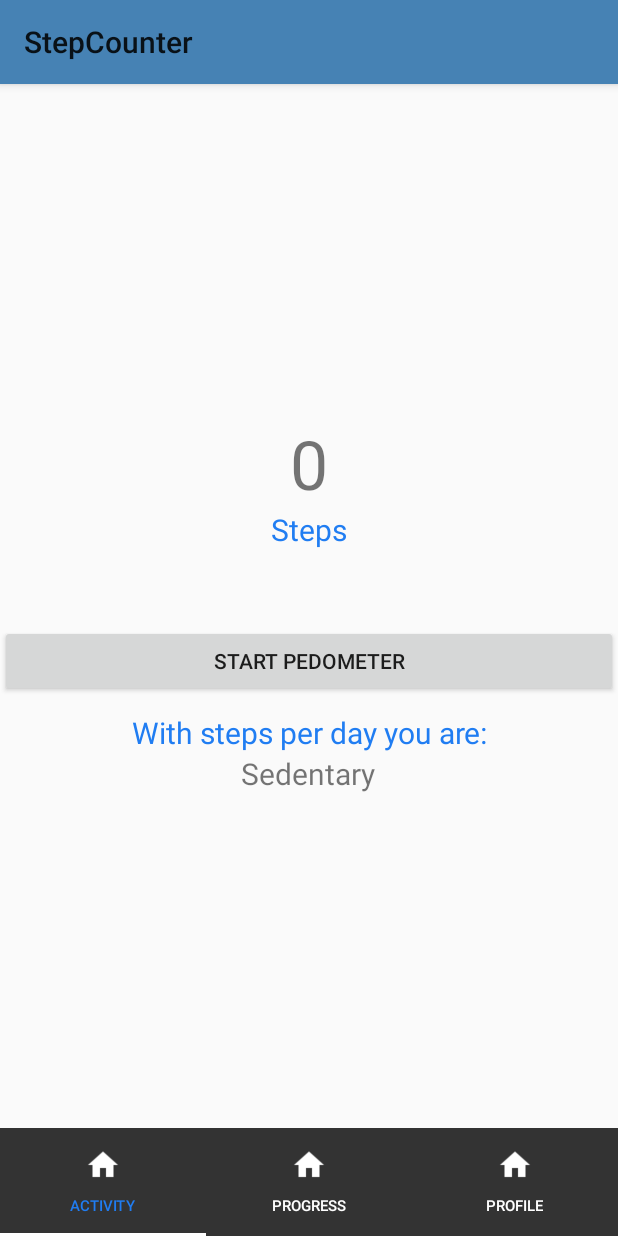
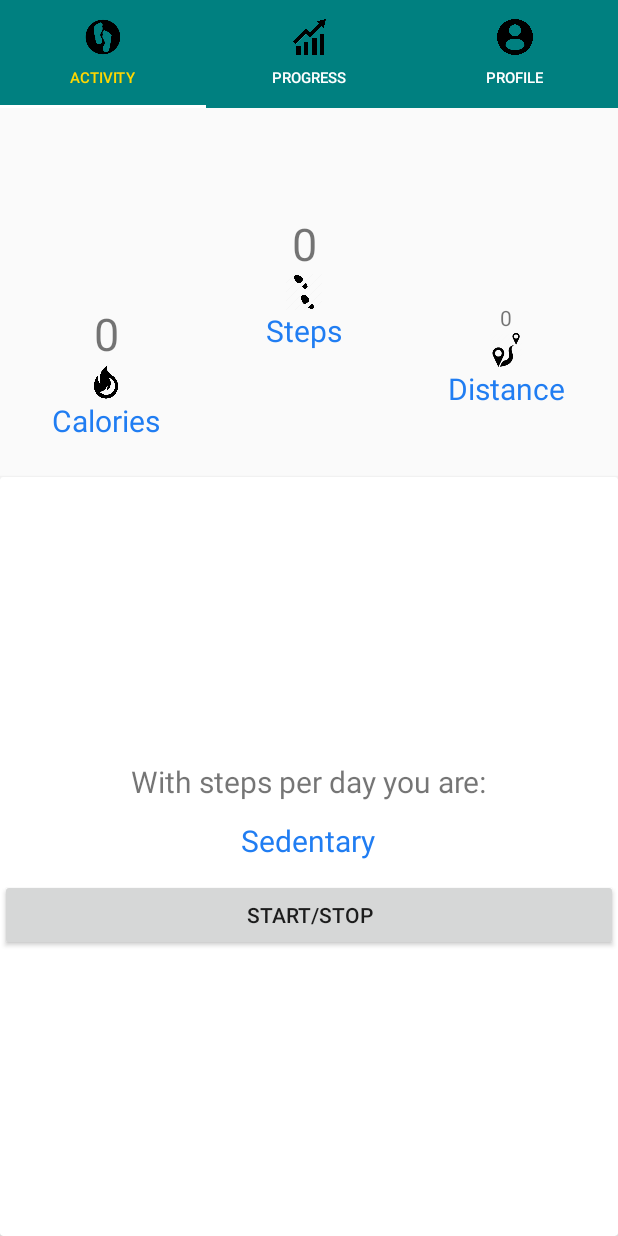
Before and after one commit to vikaspal210/StepCounter, an Android app: the MainActivity screen opened directly, with no data from a screen before it, on a phone screen of 412 x 824 dp. Run offline under Robolectric (Android 15) with nearby library versions, the phone set to English and light mode, and no system bars.

Commit message:
stepFragment, ProgressFragment get new UI.

```diff
--- a/app/src/main/AndroidManifest.xml
+++ b/app/src/main/AndroidManifest.xml
@@ -8,10 +8,11 @@
         android:label="@string/app_name"
         android:roundIcon="@mipmap/ic_launcher_round"
         android:supportsRtl="true"
-        android:theme="@style/Theme.AppCompat.Light.NoActionBar.FullScreen">
+        android:theme="@style/AppTheme.NoTitle">
         <activity
             android:name=".MainActivity"
-            android:screenOrientation="portrait">
+            android:screenOrientation="portrait"
+            android:theme="@style/AppTheme.NoTitle">
             <intent-filter>
                 <action android:name="android.intent.action.MAIN" />
 
--- a/app/src/main/java/com/example/cas/stepcounter/MainActivity.java
+++ b/app/src/main/java/com/example/cas/stepcounter/MainActivity.java
@@ -18,12 +18,12 @@ public class MainActivity extends AppCompatActivity  {
         setContentView(R.layout.activity_main);
 
         //View pager and View pager adapter setting
-        final ViewPager viewPager = (ViewPager) findViewById(R.id.viewpager);
+        final ViewPager viewPager = findViewById(R.id.viewpager);
         StepFragmentPagerAdapter adapter = new StepFragmentPagerAdapter(getSupportFragmentManager());
         viewPager.setAdapter(adapter);
 
         //code for adding TABS
-        tabLayout=(TabLayout)findViewById(R.id.tablayout);
+        tabLayout = findViewById(R.id.tablayout);
         tabLayout.setupWithViewPager(viewPager);
         setupTabIcons();
 
@@ -39,8 +39,8 @@ public class MainActivity extends AppCompatActivity  {
 
     //setting tab icons for images...
     private void setupTabIcons() {
-        tabLayout.getTabAt(0).setIcon(R.drawable.ic_home_white_48dp);
-        tabLayout.getTabAt(1).setIcon(R.drawable.ic_home_white_48dp);
-        tabLayout.getTabAt(2).setIcon(R.drawable.ic_home_white_48dp);
+        tabLayout.getTabAt(0).setIcon(R.drawable.feet);
+        tabLayout.getTabAt(1).setIcon(R.drawable.progress);
+        tabLayout.getTabAt(2).setIcon(R.drawable.profile);
     }
 }
--- a/app/src/main/java/com/example/cas/stepcounter/ProgressFragment.java
+++ b/app/src/main/java/com/example/cas/stepcounter/ProgressFragment.java
@@ -38,9 +38,9 @@ public class ProgressFragment extends Fragment {
         View view = inflater.inflate(R.layout.fragment_progress, container, false);
 
         //initializing Water,BMI Text View
-        waterTextView = (TextView) view.findViewById(R.id.water_textView);
-        bmiTV = (TextView) view.findViewById(R.id.bmi_textView);
-        bmiCategoryTV = (TextView) view.findViewById(R.id.bmi_category_textView);
+        waterTextView = view.findViewById(R.id.water_textView);
+        bmiTV = view.findViewById(R.id.bmi_textView);
+        bmiCategoryTV = view.findViewById(R.id.bmi_category_textView);
 
 
         if (MainActivity.isFirstRun) {
--- a/app/src/main/java/com/example/cas/stepcounter/stepFragment.java
+++ b/app/src/main/java/com/example/cas/stepcounter/stepFragment.java
@@ -18,13 +18,14 @@ import static android.content.Context.SENSOR_SERVICE;
 public class stepFragment extends Fragment implements SensorEventListener, StepListener {
 
     //constants
-    private TextView tview;
+    private TextView tview, calorieTV, distanceTV;
     private Button BtnStart;
 
     private StepDetector simpleStepDetector;
     private SensorManager sensorManager;
     private Sensor accel;
     private int numSteps;
+    private float distance, calorie;
     private Boolean isOff=true;
 
 
@@ -45,8 +46,10 @@ public class stepFragment extends Fragment implements SensorEventListener, StepL
         simpleStepDetector.registerListener(this);
 
         //initialise Text View and Button instances
-        tview = (TextView) view.findViewById(R.id.tv_steps);
-        BtnStart = (Button) view.findViewById(R.id.btn_start);
+        tview = view.findViewById(R.id.tv_steps);
+        calorieTV = view.findViewById(R.id.tv_calories);
+        distanceTV = view.findViewById(R.id.tv_distance);
+        BtnStart = view.findViewById(R.id.btn_start);
 
         //listening for button click
         BtnStart.setOnClickListener(new View.OnClickListener() {
@@ -82,8 +85,10 @@ public class stepFragment extends Fragment implements SensorEventListener, StepL
     @Override
     public void step(long timeNs) {
         numSteps++;
-        int no=numSteps*7;
+        int no = numSteps * 100;
+        distance = no * 8 / 10000;
         tview.setText(no + "");
+        distanceTV.setText(distance + " km");
     }
 
 }
--- a/app/src/main/res/layout/activity_main.xml
+++ b/app/src/main/res/layout/activity_main.xml
@@ -7,21 +7,22 @@
     android:gravity="center"
     android:orientation="vertical"
     tools:context="com.example.cas.stepcounter.MainActivity">
+
+    <android.support.design.widget.TabLayout
+        android:id="@+id/tablayout"
+        android:layout_width="match_parent"
+        android:layout_height="wrap_content"
+        app:tabBackground="@color/Teal"
+        app:tabIndicatorColor="@color/tabText"
+        app:tabSelectedTextColor="@color/Gold"
+        app:tabTextAppearance="@style/MineCustomTabText"
+        app:tabTextColor="@color/tabText" />
+
     <android.support.v4.view.ViewPager
         android:id="@+id/viewpager"
         android:layout_width="match_parent"
         android:layout_height="0dp"
         android:layout_weight="1" />
-    <android.support.design.widget.TabLayout
-        app:tabTextAppearance="@style/MineCustomTabText"
-        android:id="@+id/tablayout"
-        android:layout_width="match_parent"
-        android:layout_height="wrap_content"
-        app:tabBackground="@color/tabColor"
-        app:tabIndicatorColor="@color/tabText"
-        app:tabTextColor="@color/tabText"
-        app:tabSelectedTextColor="@color/colorLightBlueCustom"/>
-
 
 
 </LinearLayout>
--- a/app/src/main/res/layout/fragment_step.xml
+++ b/app/src/main/res/layout/fragment_step.xml
@@ -2,12 +2,57 @@
     xmlns:tools="http://schemas.android.com/tools"
     android:layout_width="match_parent"
     android:layout_height="match_parent"
+    android:layout_marginLeft="12dp"
+    android:layout_marginRight="12dp"
+    android:orientation="vertical"
+    tools:context="com.example.cas.stepcounter.stepFragment">
+
+
+    <LinearLayout
+        android:layout_width="match_parent"
+        android:layout_height="wrap_content"
+        android:layout_marginBottom="24dp"
+        android:layout_marginTop="70dp"
+        android:orientation="horizontal">
+
+        <!--Calories-->
+        <LinearLayout
+            android:layout_width="wrap_content"
+            android:layout_height="wrap_content"
+            android:layout_weight="1"
+            android:orientation="vertical"
+            android:paddingTop="60dp">
+
+            <TextView
+                android:id="@+id/tv_calories"
+                android:layout_width="match_parent"
+                android:layout_height="wrap_content"
                 android:gravity="center"
-    android:orientation="vertical"
-    tools:context="com.example.cas.stepcounter.stepFragment"
-    android:layout_marginLeft="12dp"
-    android:layout_marginRight="12dp">
+                android:text="0"
+                android:textSize="30sp" />
 
+            <ImageView
+                android:layout_width="24dp"
+                android:layout_height="24dp"
+                android:layout_gravity="center"
+                android:src="@drawable/calorie" />
+
+            <TextView
+                android:layout_width="wrap_content"
+                android:layout_height="wrap_content"
+                android:layout_gravity="center"
+                android:text="Calories"
+                android:textColor="@color/colorLightBlueCustom"
+                android:textSize="20sp" />
+
+        </LinearLayout>
+
+        <!--steps-->
+        <LinearLayout
+            android:layout_width="wrap_content"
+            android:layout_height="wrap_content"
+            android:layout_weight="1"
+            android:orientation="vertical">
 
             <TextView
                 android:id="@+id/tv_steps"
@@ -15,37 +60,89 @@
                 android:layout_height="wrap_content"
                 android:gravity="center"
                 android:text="0"
-        android:textSize="45dp" />
+                android:textSize="30sp" />
+
+            <ImageView
+                android:layout_width="24dp"
+                android:layout_height="24dp"
+                android:layout_gravity="center"
+                android:src="@drawable/steps" />
 
             <TextView
                 android:layout_width="wrap_content"
                 android:layout_height="wrap_content"
-        android:layout_marginBottom="50dp"
+                android:layout_gravity="center"
                 android:text="Steps"
                 android:textColor="@color/colorLightBlueCustom"
                 android:textSize="20sp" />
 
-    <Button
-        android:id="@+id/btn_start"
+        </LinearLayout>
+
+        <!--distance-->
+        <LinearLayout
+            android:layout_width="wrap_content"
+            android:layout_height="wrap_content"
+            android:layout_weight="1"
+            android:orientation="vertical"
+            android:paddingTop="60dp">
+
+            <TextView
+                android:id="@+id/tv_distance"
                 android:layout_width="match_parent"
                 android:layout_height="wrap_content"
-        android:text="Start Pedometer" />
+                android:gravity="center"
+                android:text="0" />
+
+            <ImageView
+                android:layout_width="24dp"
+                android:layout_height="24dp"
+                android:layout_gravity="center"
+                android:src="@drawable/distance" />
 
             <TextView
                 android:layout_width="wrap_content"
                 android:layout_height="wrap_content"
-        android:layout_marginTop="10dp"
-        android:gravity="center_horizontal|center_vertical"
+                android:layout_gravity="center"
+                android:text="Distance"
+                android:textColor="@color/colorLightBlueCustom"
+                android:textSize="20sp" />
+
+        </LinearLayout>
+    </LinearLayout>
+
+
+    <android.support.v7.widget.CardView
+        android:layout_width="match_parent"
+        android:layout_height="match_parent">
+
+        <LinearLayout
+            android:layout_width="match_parent"
+            android:layout_height="wrap_content"
+            android:layout_gravity="center"
+            android:gravity="center"
+            android:orientation="vertical">
+
+            <TextView
+                android:layout_width="wrap_content"
+                android:layout_height="wrap_content"
+                android:layout_marginBottom="12dp"
                 android:text="With steps per day you are:"
-        android:textColor="@color/colorLightBlueCustom"
                 android:textSize="20dp" />
 
     <TextView
         android:id="@+id/tv_steps_Category"
         android:layout_width="wrap_content"
         android:layout_height="wrap_content"
-        android:gravity="center_horizontal|center_vertical"
+        android:layout_marginBottom="12dp"
         android:text="Sedentary"
+        android:textColor="@color/colorLightBlueCustom"
         android:textSize="20dp" />
 
+            <Button
+                android:id="@+id/btn_start"
+                android:layout_width="match_parent"
+                android:layout_height="wrap_content"
+                android:text="Start/Stop" />
         </LinearLayout>
+    </android.support.v7.widget.CardView>
+</LinearLayout>
--- a/app/src/main/res/values/styles.xml
+++ b/app/src/main/res/values/styles.xml
@@ -3,19 +3,18 @@
     <!-- Base application theme. -->
     <style name="AppTheme" parent="Theme.AppCompat.Light.DarkActionBar">
         <!-- Customize your theme here. -->
-        <item name="colorPrimary">@color/colorPrimary</item>
-        <item name="colorPrimaryDark">@color/tabColor</item>
+        <item name="colorPrimary">@color/Turquoise</item>
+        <item name="colorPrimaryDark">@color/Teal</item>
         <item name="colorAccent">@color/colorAccent</item>
     </style>
     <style name="MineCustomTabText" parent="TextAppearance.Design.Tab">
         <item name="android:textSize">10sp</item>
     </style>
 
-    <style name="Theme.AppCompat.Light.NoActionBar.FullScreen" parent="@style/Theme.AppCompat.Light">
+    <style name="AppTheme.NoTitle" parent="Theme.AppCompat.Light.NoActionBar">
         <item name="android:windowNoTitle">true</item>
-        <item name="android:windowActionBar">false</item>
-        <item name="android:windowFullscreen">true</item>
+        <item name="windowActionBar">false</item>
+        <item name="android:windowFullscreen">false</item>
         <item name="android:windowContentOverlay">@null</item>
-        <item name="colorPrimary">@color/SteelBlue</item>
     </style>
 </resources>
```
Also changed, not shown: app/src/main/java/com/example/cas/stepcounter/NumberDialogFragment.java (+3 -6 lines), app/src/main/java/com/example/cas/stepcounter/ProfileFragment.java (+18 -10 lines), app/src/main/res/layout/fragment_progress.xml (+55 -23 lines), app/src/main/res/drawable/bmiranges.png (added), app/src/main/res/drawable/body.png (added), app/src/main/res/drawable/calorie.png (added), app/src/main/res/drawable/cup.png (added), app/src/main/res/drawable/distance.png (added), app/src/main/res/drawable/feet.png (added), app/src/main/res/drawable/profile.png (added), app/src/main/res/drawable/progress.png (added), app/src/main/res/drawable/steps.png (added). Lines whose indentation alone changed are shown as unchanged.
